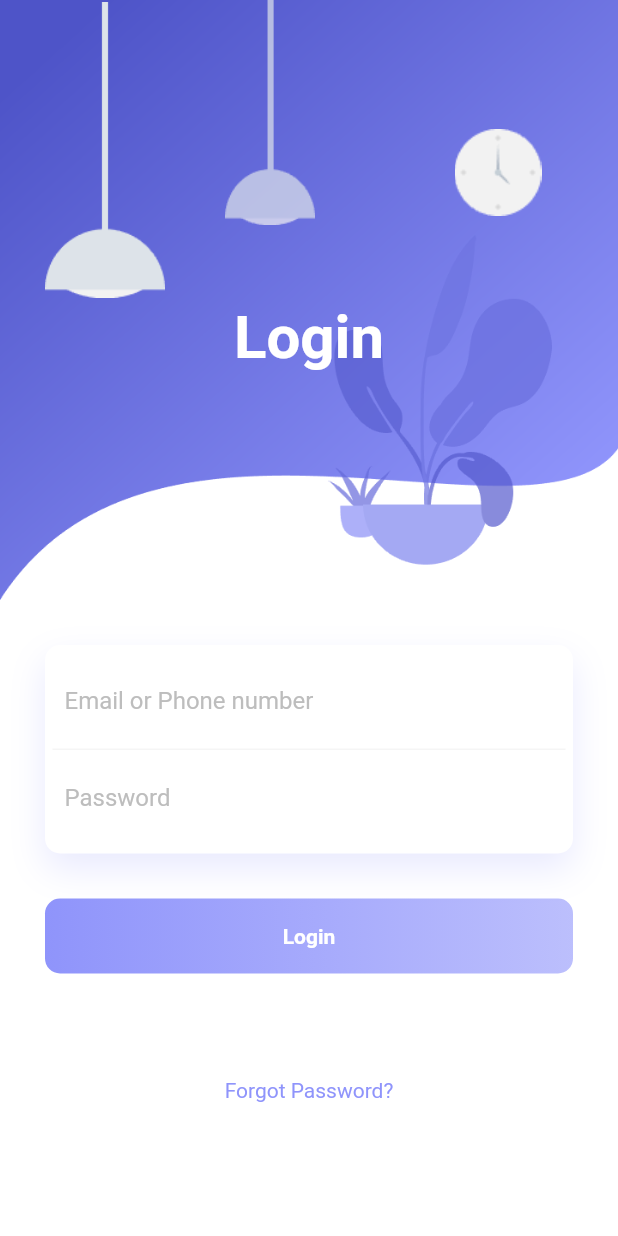
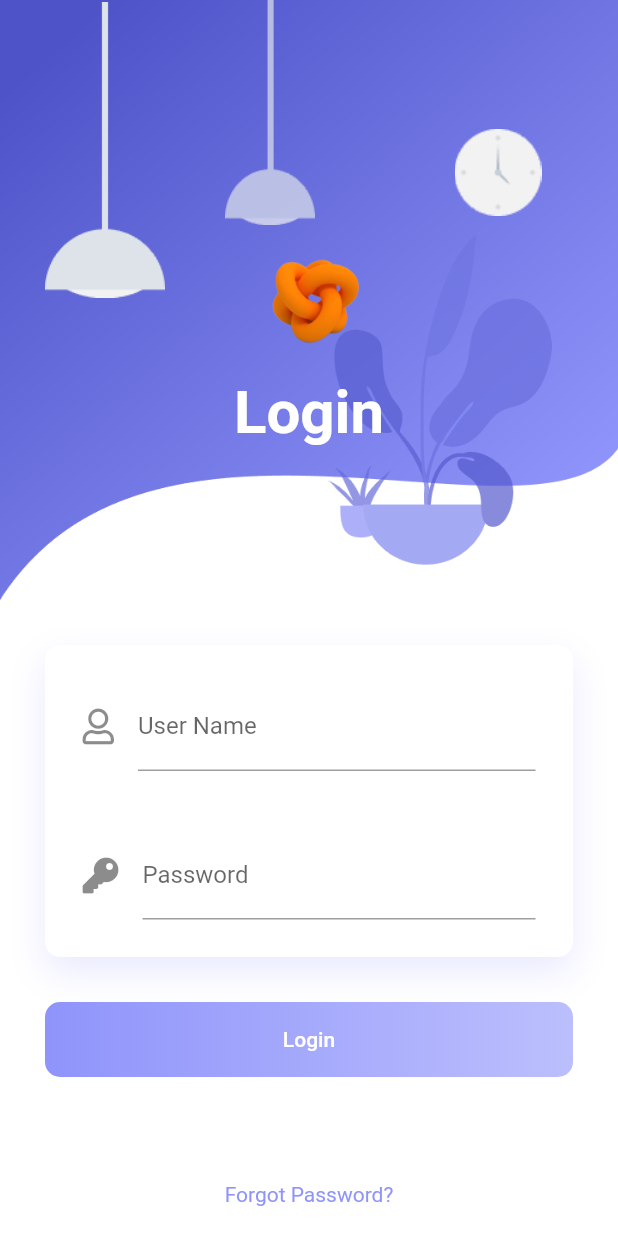
Before and after one commit to inikoo/clocking-machine-app, a Flutter app: the screen it shows after launch, on a phone screen of 412 x 824 dp. Run offline on Flutter 3.47's test engine with Material 2 defaults, Android fonts, the phone set to English and light mode, and no system bars; our stand-ins replace font_awesome_flutter, simple_animations.

Commit message:
ListView Updated

```diff
--- /dev/null
+++ b/App/lib/Home.dart
@@ -0,0 +1,95 @@
+// Copyright 2017 The Chromium Authors. All rights reserved.
+// Use of this source code is governed by a BSD-style license that can be
+// found in the LICENSE file.
+
+import 'package:flutter/material.dart';
+
+class Home extends StatelessWidget {
+  @override
+  Widget build(BuildContext context) {
+    return MaterialApp(
+      home: Scaffold(
+        appBar: AppBar(
+          title: const Text('ExpansionTile'),
+        ),
+        body: ListView.builder(
+          itemBuilder: (BuildContext context, int index) =>
+              EntryItem(data[index]),
+          itemCount: data.length,
+        ),
+      ),
+    );
+  }
+}
+
+// One entry in the multilevel list displayed by this app.
+class Entry {
+  Entry(this.title, [this.children = const <Entry>[]]);
+
+  final String title;
+  final List<Entry> children;
+}
+
+// The entire multilevel list displayed by this app.
+final List<Entry> data = <Entry>[
+  Entry(
+    'Chapter A',
+    <Entry>[
+      Entry(
+        'Section A0',
+        <Entry>[
+          Entry('Item A0.1'),
+          Entry('Item A0.2'),
+          Entry('Item A0.3'),
+        ],
+      ),
+      Entry('Section A1'),
+      Entry('Section A2'),
+    ],
+  ),
+  Entry(
+    'Chapter B',
+    <Entry>[
+      Entry('Section B0'),
+      Entry('Section B1'),
+    ],
+  ),
+  Entry(
+    'Chapter C',
+    <Entry>[
+      Entry('Section C0'),
+      Entry('Section C1'),
+      Entry(
+        'Section C2',
+        <Entry>[
+          Entry('Item C2.0'),
+          Entry('Item C2.1'),
+          Entry('Item C2.2'),
+          Entry('Item C2.3'),
+        ],
+      ),
+    ],
+  ),
+];
+
+// Displays one Entry. If the entry has children then it's displayed
+// with an ExpansionTile.
+class EntryItem extends StatelessWidget {
+  const EntryItem(this.entry);
+
+  final Entry entry;
+
+  Widget _buildTiles(Entry root) {
+    if (root.children.isEmpty) return ListTile(title: Text(root.title));
+    return ExpansionTile(
+      key: PageStorageKey<Entry>(root),
+      title: Text(root.title),
+      children: root.children.map(_buildTiles).toList(),
+    );
+  }
+
+  @override
+  Widget build(BuildContext context) {
+    return _buildTiles(entry);
+  }
+}
--- /dev/null
+++ b/App/lib/login.dart
@@ -0,0 +1,198 @@
+import 'package:ClockIN/Animation/FadeAnimation.dart';
+import 'package:font_awesome_flutter/font_awesome_flutter.dart';
+import 'package:flutter/material.dart';
+import 'Home.dart';
+
+
+class LoginPage extends StatelessWidget {
+
+
+  @override
+
+  TextEditingController nameController = TextEditingController();
+  TextEditingController passwordController = TextEditingController();
+  Widget build(BuildContext context) {
+    return Scaffold(
+        backgroundColor: Colors.white,
+        body: SingleChildScrollView(
+          child: Container(
+            child: Column(
+              children: <Widget>[
+                Container(
+                  height: 400,
+                  decoration: BoxDecoration(
+                      image: DecorationImage(
+                          image: AssetImage('assets/images/background.png'),
+                          fit: BoxFit.fill
+                      )
+                  ),
+                  child: Stack(
+                    children: <Widget>[
+                      Positioned(
+                        left: 30,
+                        width: 80,
+                        height: 200,
+                        child: FadeAnimation(1, Container(
+                          decoration: BoxDecoration(
+                              image: DecorationImage(
+                                  image: AssetImage('assets/images/light-1.png')
+                              )
+                          ),
+                        )),
+                      ),
+                      Positioned(
+                        left: 140,
+                        width: 80,
+                        height: 150,
+                        child: FadeAnimation(1.3, Container(
+                          decoration: BoxDecoration(
+                              image: DecorationImage(
+                                  image: AssetImage('assets/images/light-2.png')
+                              )
+                          ),
+                        )),
+                      ),
+
+                      Positioned(
+                        left: 170,
+                        width: 80,
+                        height: 400,
+                        child: FadeAnimation(1.3, Container(
+                          decoration: BoxDecoration(
+                              image: DecorationImage(
+                                  image: AssetImage('assets/images/logo.png')
+                              )
+                          ),
+                        )),
+                      ),
+                      Positioned(
+                        right: 40,
+                        top: 40,
+                        width: 80,
+                        height: 150,
+                        child: FadeAnimation(1.5, Container(
+                          decoration: BoxDecoration(
+                              image: DecorationImage(
+                                  image: AssetImage('assets/images/clock.png')
+                              )
+                          ),
+                        )),
+                      ),
+                      Positioned(
+                        child: FadeAnimation(1.6, Container(
+                          margin: EdgeInsets.only(top: 150),
+                          child: Center(
+                            child: Text("Login", style: TextStyle(color: Colors.white, fontSize: 40, fontWeight: FontWeight.bold),),
+                          ),
+                        )),
+                      )
+                    ],
+                  ),
+                ),
+                Padding(
+                  padding: EdgeInsets.all(30.0),
+                  child: Column(
+                    children: <Widget>[
+                      FadeAnimation(1.8, Container(
+                        padding: EdgeInsets.all(5),
+                        decoration: BoxDecoration(
+                            color: Colors.white,
+                            borderRadius: BorderRadius.circular(10),
+                            boxShadow: [
+                              BoxShadow(
+                                  color: Color.fromRGBO(143, 148, 251, .2),
+                                  blurRadius: 20.0,
+                                  offset: Offset(0, 10)
+                              )
+                            ]
+                        ),
+                        child: Column(
+                          children: <Widget>[
+
+
+                            Container(
+
+                              padding: EdgeInsets.fromLTRB(20, 20, 20, 20),
+                              decoration: BoxDecoration(
+
+                              ),
+                              child: TextField(
+                                controller: nameController,
+                                decoration: InputDecoration(
+
+
+
+                                  icon: FaIcon(FontAwesomeIcons.user),
+                                  labelText: 'User Name',
+                                ),
+                              ),
+                            ),
+
+                            Container(
+                              padding: EdgeInsets.fromLTRB(20, 20, 20, 20),
+                              decoration: BoxDecoration(
+
+                              ),
+
+                              child: TextField(
+                                obscureText: true,
+                                controller: passwordController,
+                                decoration: InputDecoration(
+
+                                  icon: FaIcon(FontAwesomeIcons.key),
+                                  labelText: 'Password',
+                                ),
+                              ),
+                            ),
+
+
+                          ],
+                        ),
+                      )),
+                      SizedBox(height: 30,),
+                      FadeAnimation(2, Container(
+                        height: 50,
+                        decoration: BoxDecoration(
+                            borderRadius: BorderRadius.circular(10),
+                            gradient: LinearGradient(
+                                colors: [
+                                  Color.fromRGBO(143, 148, 251, 1),
+                                  Color.fromRGBO(143, 148, 251, .6),
+                                ]
+                            )
+                        ),
+                        child: Center(
+                          child: FlatButton(
+                            textColor: Colors.white,
+                            color: Colors.transparent,
+
+                            child: Text('Login'),
+
+                            onPressed: () {
+                              print(nameController.text);
+                              print(passwordController.text);
+                              Navigator.push(
+                                context,
+                                MaterialPageRoute(builder: (context) => Home()),
+                              );
+                            },
+
+                          ),
+
+                        ),
+
+                      )),
+                      SizedBox(height: 70,),
+                      FadeAnimation(1.5, Text("Forgot Password?", style: TextStyle(color: Color.fromRGBO(143, 148, 251, 1)),)),
+
+
+                    ],
+                  ),
+                )
+              ],
+            ),
+          ),
+        )
+    );
+  }
+}
--- a/App/lib/main.dart
+++ b/App/lib/main.dart
@@ -1,150 +1,9 @@
-import 'package:day12_login/Animation/FadeAnimation.dart';
 import 'package:flutter/material.dart';
+import 'login.dart';
 
 void main() => runApp(
   MaterialApp(
     debugShowCheckedModeBanner: false,
-    home: HomePage(),
+    home: LoginPage(),
   )
 );
-
-class HomePage extends StatelessWidget {
-  @override
-  Widget build(BuildContext context) {
-    return Scaffold(
-      backgroundColor: Colors.white,
-      body: SingleChildScrollView(
-      	child: Container(
-	        child: Column(
-	          children: <Widget>[
-	            Container(
-	              height: 400,
-	              decoration: BoxDecoration(
-	                image: DecorationImage(
-	                  image: AssetImage('assets/images/background.png'),
-	                  fit: BoxFit.fill
-	                )
-	              ),
-	              child: Stack(
-	                children: <Widget>[
-	                  Positioned(
-	                    left: 30,
-	                    width: 80,
-	                    height: 200,
-	                    child: FadeAnimation(1, Container(
-	                      decoration: BoxDecoration(
-	                        image: DecorationImage(
-	                          image: AssetImage('assets/images/light-1.png')
-	                        )
-	                      ),
-	                    )),
-	                  ),
-	                  Positioned(
-	                    left: 140,
-	                    width: 80,
-	                    height: 150,
-	                    child: FadeAnimation(1.3, Container(
-	                      decoration: BoxDecoration(
-	                        image: DecorationImage(
-	                          image: AssetImage('assets/images/light-2.png')
-	                        )
-	                      ),
-	                    )),
-	                  ),
-	                  Positioned(
-	                    right: 40,
-	                    top: 40,
-	                    width: 80,
-	                    height: 150,
-	                    child: FadeAnimation(1.5, Container(
-	                      decoration: BoxDecoration(
-	                        image: DecorationImage(
-	                          image: AssetImage('assets/images/clock.png')
-	                        )
-	                      ),
-	                    )),
-	                  ),
-	                  Positioned(
-	                    child: FadeAnimation(1.6, Container(
-	                      margin: EdgeInsets.only(top: 50),
-	                      child: Center(
-	                        child: Text("Login", style: TextStyle(color: Colors.white, fontSize: 40, fontWeight: FontWeight.bold),),
-	                      ),
-	                    )),
-	                  )
-	                ],
-	              ),
-	            ),
-	            Padding(
-	              padding: EdgeInsets.all(30.0),
-	              child: Column(
-	                children: <Widget>[
-	                  FadeAnimation(1.8, Container(
-	                    padding: EdgeInsets.all(5),
-	                    decoration: BoxDecoration(
-	                      color: Colors.white,
-	                      borderRadius: BorderRadius.circular(10),
-	                      boxShadow: [
-	                        BoxShadow(
-	                          color: Color.fromRGBO(143, 148, 251, .2),
-	                          blurRadius: 20.0,
-	                          offset: Offset(0, 10)
-	                        )
-	                      ]
-	                    ),
-	                    child: Column(
-	                      children: <Widget>[
-	                        Container(
-	                          padding: EdgeInsets.all(8.0),
-	                          decoration: BoxDecoration(
-	                            border: Border(bottom: BorderSide(color: Colors.grey[100]))
-	                          ),
-	                          child: TextField(
-	                            decoration: InputDecoration(
-	                              border: InputBorder.none,
-	                              hintText: "Email or Phone number",
-	                              hintStyle: TextStyle(color: Colors.grey[400])
-	                            ),
-	                          ),
-	                        ),
-	                        Container(
-	                          padding: EdgeInsets.all(8.0),
-	                          child: TextField(
-	                            decoration: InputDecoration(
-	                              border: InputBorder.none,
-	                              hintText: "Password",
-	                              hintStyle: TextStyle(color: Colors.grey[400])
-	                            ),
-	                          ),
-	                        )
-	                      ],
-	                    ),
-	                  )),
-	                  SizedBox(height: 30,),
-	                  FadeAnimation(2, Container(
-	                    height: 50,
-	                    decoration: BoxDecoration(
-	                      borderRadius: BorderRadius.circular(10),
-	                      gradient: LinearGradient(
-	                        colors: [
-	                          Color.fromRGBO(143, 148, 251, 1),
-	                          Color.fromRGBO(143, 148, 251, .6),
-	                        ]
-	                      )
-	                    ),
-	                    child: Center(
-	                      child: Text("Login", style: TextStyle(color: Colors.white, fontWeight: FontWeight.bold),),
-	                    ),
-	                  )),
-	                  SizedBox(height: 70,),
-	                  FadeAnimation(1.5, Text("Forgot Password?", style: TextStyle(color: Color.fromRGBO(143, 148, 251, 1)),)),
-	                ],
-	              ),
-	            )
-	          ],
-	        ),
-	      ),
-      )
-    );
-  }
-}
```
Also changed, not shown: App/pubspec.yaml (+5 -29 lines), App/assets/images/logo.png (added), App/pubspec.lock.
